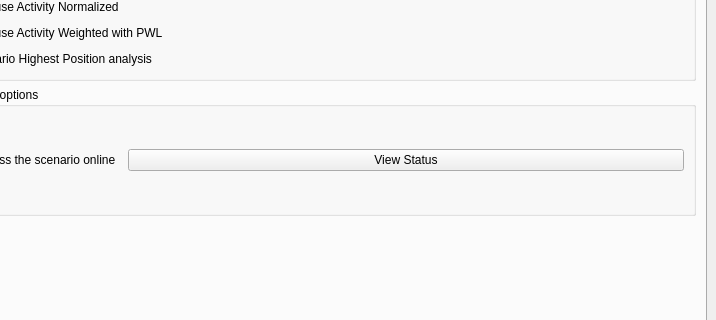
This is src/cplus_plugin/ui/qgis_cplus_main_dockwidget.ui in ConservationInternational/cplus-plugin as Qt 5 draws it before an edit; both pictures show x 83 to 799 and y 234 to 554 of the 799 by 654 pixel window. The edited form follows.
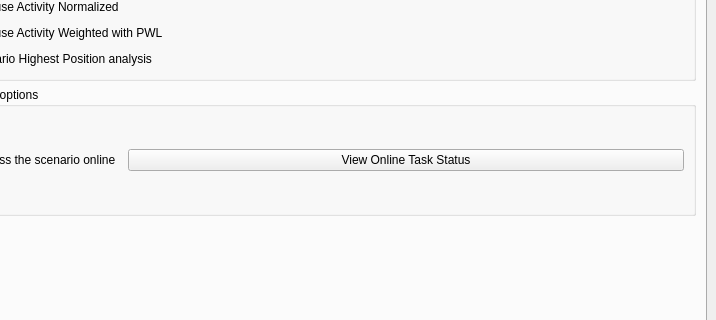
This is the edited form. Icons and pictures are not drawn. Custom widgets are drawn as their Qt base class.

Commit message: Fix report layout

Patch:
```diff
--- a/src/cplus_plugin/ui/qgis_cplus_main_dockwidget.ui
+++ b/src/cplus_plugin/ui/qgis_cplus_main_dockwidget.ui
@@ -573,7 +573,7 @@
               <string>&lt;html&gt;&lt;head/&gt;&lt;body&gt;&lt;p&gt;View online task status&lt;/p&gt;&lt;/body&gt;&lt;/html&gt;</string>
              </property>
              <property name="text">
-              <string>View Status</string>
+              <string>View Online Task Status</string>
              </property>
             </widget>
            </item>
```
The commit also changes 6 other files.
